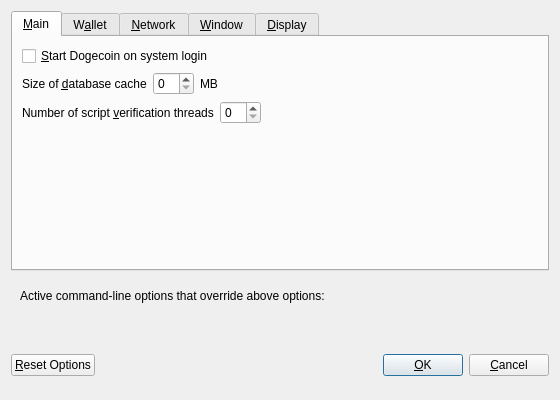
Above: src/qt/forms/optionsdialog.ui from dogecoin/dogecoin before the change. Below: the same form after it.
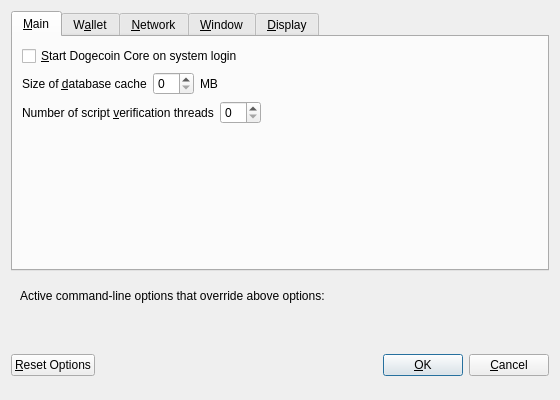
That is the form after the change. Custom widgets are drawn as their Qt base class.

```diff
--- a/src/qt/forms/optionsdialog.ui
+++ b/src/qt/forms/optionsdialog.ui
@@ -33,7 +33,7 @@
           <string>Automatically start Dogecoin after logging in to the system.</string>
          </property>
          <property name="text">
-          <string>&amp;Start Dogecoin on system login</string>
+          <string>&amp;Start Dogecoin Core on system login</string>
          </property>
         </widget>
        </item>
```
Left out of the diff: 4 changed lines with no effect on the pictures.
